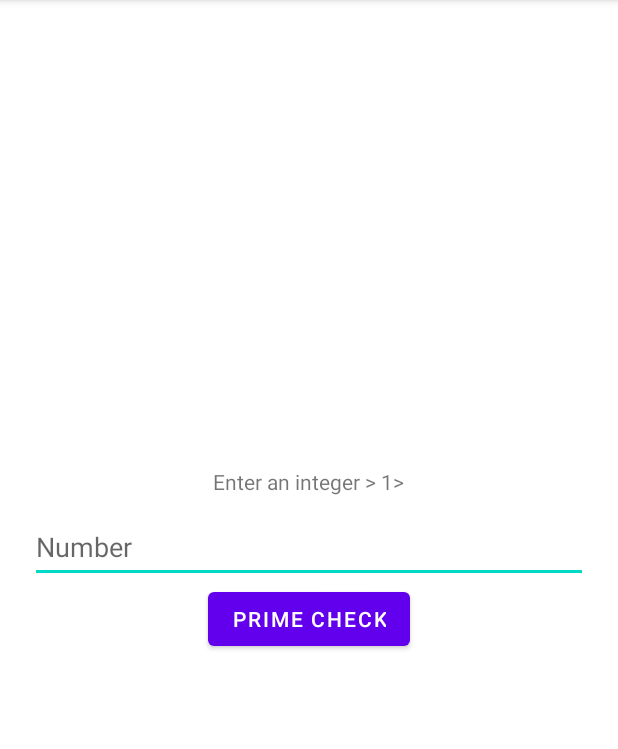
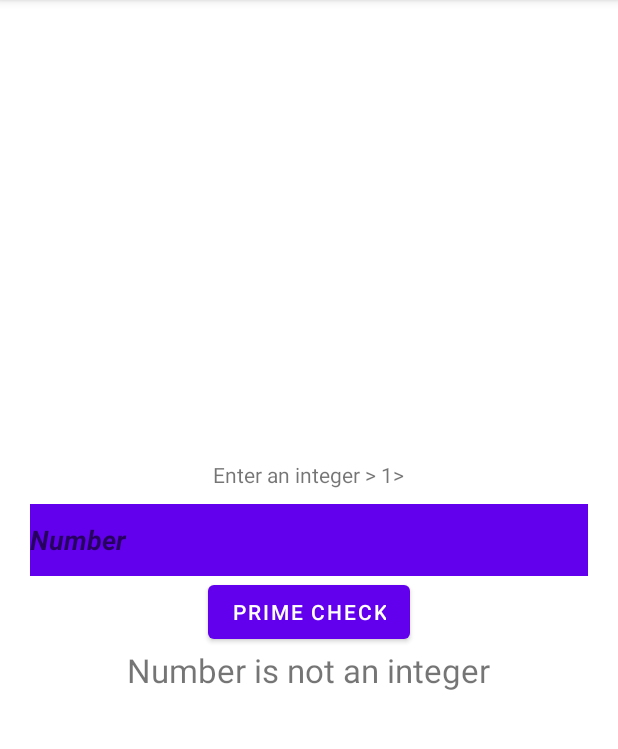
Before and after one commit to Korkmatik/Smartphone-Software-Development, an Android app: the screen it shows after launch (MainActivity), after a tap on "PRIME CHECK", on a phone screen of 412 x 824 dp, the part 84-833 px from its top. Run offline under Robolectric (Android 15) with nearby library versions, the phone set to English and light mode, and no system bars.

Commit message:
Finish exercise 8.3

```diff
--- a/PrimeDetection2/app/src/main/java/com/example/primedetection2/MainActivity.java
+++ b/PrimeDetection2/app/src/main/java/com/example/primedetection2/MainActivity.java
@@ -2,16 +2,21 @@ package com.example.primedetection2;
 
 import androidx.appcompat.app.AppCompatActivity;
 
+import android.graphics.Typeface;
 import android.os.Bundle;
 import android.view.View;
+import android.widget.ArrayAdapter;
+import android.widget.AutoCompleteTextView;
 import android.widget.Button;
 import android.widget.EditText;
 import android.widget.TextView;
 
+import java.util.ArrayList;
+
 public class MainActivity extends AppCompatActivity {
 
     private Button btnCheckPrime;
-    private EditText userInput;
+    private AutoCompleteTextView userInput;
     private TextView txtResult;
 
     @Override
@@ -23,6 +28,13 @@ public class MainActivity extends AppCompatActivity {
         userInput = findViewById(R.id.etNumber);
         txtResult = findViewById(R.id.txtResult);
 
+        String[] primzahlen = {
+                "7", "11", "2"
+        };
+        ArrayAdapter<String> adapter = new ArrayAdapter<>(this,
+                android.R.layout.simple_dropdown_item_1line, primzahlen);
+        userInput.setAdapter(adapter);
+
         txtResult.setText("");
 
         btnCheckPrime.setOnClickListener(new View.OnClickListener() {
@@ -32,14 +44,17 @@ public class MainActivity extends AppCompatActivity {
                 try {
                     number = Integer.parseInt(userInput.getText().toString());
                 } catch (Exception e) {
+                    txtResult.setText("Number " + getString(R.string.not_integer));
                     return;
                 }
 
                 int divisor = isPrime(number);
                 if (divisor != 1 && divisor != number) {
                     txtResult.setText(number + " " + getString(R.string.not_prime) + "\n(" + getString(R.string.divisor) + " " + divisor + ")");
+                    txtResult.setTypeface(Typeface.DEFAULT, Typeface.NORMAL);
                 } else {
                     txtResult.setText(number + " " + getString(R.string.is_prime));
+                    txtResult.setTypeface(Typeface.DEFAULT, Typeface.BOLD);
                 }
             }
         });
--- a/PrimeDetection2/app/src/main/res/layout/activity_main.xml
+++ b/PrimeDetection2/app/src/main/res/layout/activity_main.xml
@@ -14,7 +14,7 @@
         android:layout_height="wrap_content"
         android:text="@string/txtEnterInstruction" />
 
-    <EditText
+    <AutoCompleteTextView
         android:id="@+id/etNumber"
         android:layout_width="match_parent"
         android:layout_height="wrap_content"
@@ -23,7 +23,10 @@
         android:layout_marginRight="20dp"
         android:ems="10"
         android:hint="@string/etNumberHint"
-        android:inputType="number"
+        android:inputType="textAutoComplete"
+        android:textStyle="bold|italic"
+        android:background="@color/design_default_color_primary"
+        android:contentDescription="@string/descriptionPrimeNumberInput"
         android:minHeight="48dp" />
 
     <Button
@@ -35,7 +38,9 @@
     <TextView
         android:id="@+id/txtResult"
         android:layout_width="wrap_content"
+        android:textSize="22dp"
         android:layout_height="wrap_content"
+        android:autoLink="web"
         android:text="TextView" />
 
 </LinearLayout>
--- a/PrimeDetection2/app/src/main/res/values/strings.xml
+++ b/PrimeDetection2/app/src/main/res/values/strings.xml
@@ -3,8 +3,9 @@
     <string name="txtEnterInstruction">Enter an integer > 1></string>
     <string name="etNumberHint">Number</string>
     <string name="btnPrimeCheck">Prime Check</string>
-    <string name="is_prime">is a prime.</string>
+    <string name="is_prime">is a prime.\n\nhttps://de.wikipedia.org/wiki/Primzahl</string>
     <string name="divisor">divisor:</string>
-    <string name="not_prime">is not a prime</string>
+    <string name="not_prime">is not a prime\n\nhttps://de.wikipedia.org/wiki/Primzahl</string>
     <string name="not_integer">is not an integer</string>
+    <string name="descriptionPrimeNumberInput">Eingabemöglichkeit für eine Primzahl</string>
 </resources>
```
